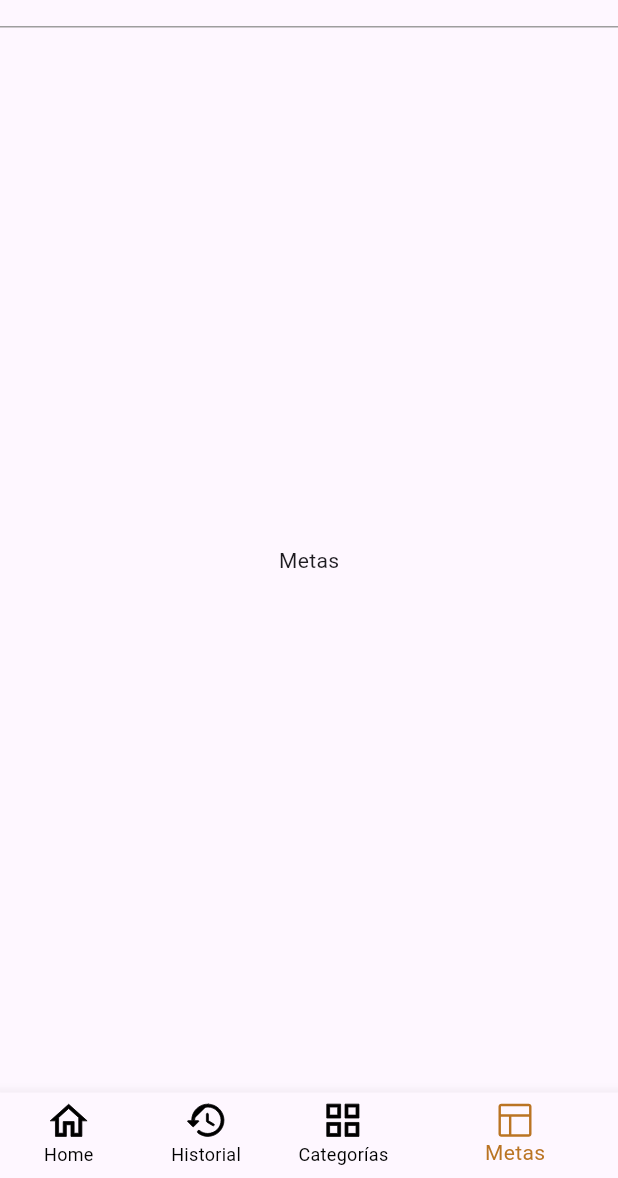
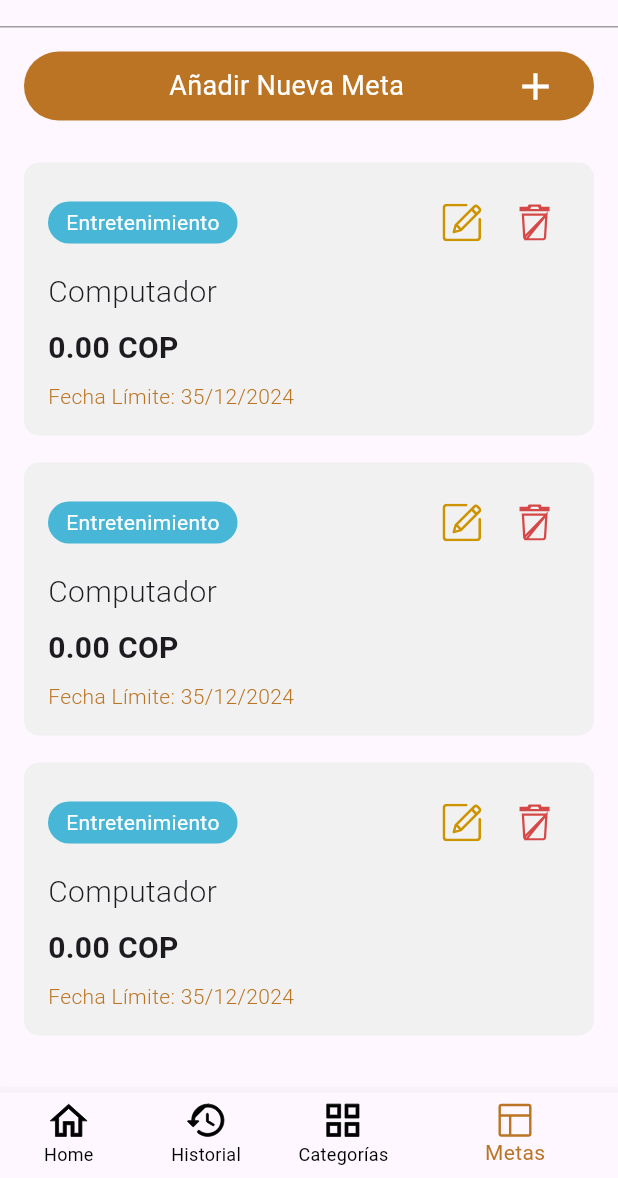
Before and after one commit to Mangutierrez/ClearFinance, a Flutter app: the screen it shows after launch, item 4 of the bottom bar chosen, on a phone screen of 412 x 824 dp, the part 58-1236 px from its top. Run offline on Flutter 3.47's test engine with Material 3 defaults, Android fonts, the phone set to English and light mode, and no system bars; our stand-ins replace flutter_svg, pie_chart.

Commit message:
nueva vista metas

```diff
--- a/lib/screen/category_content.dart
+++ b/lib/screen/category_content.dart
@@ -78,7 +78,11 @@ class CategoryContent extends StatelessWidget {
                 children: [
                   CircleAvatar(
                     backgroundColor: circleColor,
-                    child: SvgPicture.asset(iconPath, color: Colors.white),
+                    child: SizedBox(
+                      width: 24, // Adjust the width as needed
+                      height: 24, // Adjust the height as needed
+                      child: SvgPicture.asset(iconPath, color: Colors.white),
+                    ),
                   ),
                   const SizedBox(width: 16),
                   Text(title, style: const TextStyle(fontSize: 18)),
@@ -99,13 +103,21 @@ class CategoryContent extends StatelessWidget {
                   ),
                   const SizedBox(width: 16),
                   IconButton(
-                    icon: SvgPicture.asset('assets/images/ic_edit.svg', color: Colors.yellow),
+                    icon: SizedBox(
+                      width: 24, // Adjust the width as needed
+                      height: 24, // Adjust the height as needed
+                      child: SvgPicture.asset('assets/images/ic_edit.svg', color: Colors.yellow),
+                    ),
                     onPressed: () {
                       // Edit action here
                     },
                   ),
                   IconButton(
-                    icon: SvgPicture.asset('assets/images/ic_delete.svg', color: Colors.red),
+                    icon: SizedBox(
+                      width: 24, // Adjust the width as needed
+                      height: 24, // Adjust the height as needed
+                      child: SvgPicture.asset('assets/images/ic_delete.svg', color: Colors.red),
+                    ),
                     onPressed: () {
                       // Delete action here
                     },
--- /dev/null
+++ b/lib/screen/goals_content.dart
@@ -0,0 +1,132 @@
+import 'package:flutter/cupertino.dart';
+import 'package:flutter/material.dart';
+import 'package:flutter_svg/flutter_svg.dart';
+
+class GoalsContent extends StatelessWidget {
+  const GoalsContent({super.key});
+
+  @override
+  Widget build(BuildContext context) {
+    return Padding(
+        padding: const EdgeInsets.all(16.0),
+        child: Column(children: [
+          InkWell(
+              onTap: () {},
+              child: Container(
+                  padding: const EdgeInsets.all(8),
+                  decoration: BoxDecoration(
+                    color: const Color(0xFFBA7423),
+                    borderRadius: BorderRadius.circular(50),
+                  ),
+                  child: const Row(
+                    mainAxisAlignment: MainAxisAlignment.spaceBetween,
+                    children: [
+                      Padding(padding: EdgeInsets.symmetric(horizontal: 16)),
+                      Text(
+                        'Añadir Nueva Meta',
+                        style: TextStyle(fontSize: 18, color: Colors.white),
+                      ),
+                      Padding(
+                          padding: EdgeInsets.symmetric(horizontal: 16),
+                          child: Icon(
+                            Icons.add,
+                            color: Colors.white,
+                            size: 30,
+                          )),
+                    ],
+                  ))),
+          const SizedBox(height: 10),
+          Expanded(
+              child: SingleChildScrollView(
+            child: Column(
+              mainAxisSize: MainAxisSize.max,
+              crossAxisAlignment: CrossAxisAlignment.start,
+              children: [
+                const SizedBox(height: 10),
+                _buildGoalsItem(
+                    'Entretenimiento',
+                    'Computador',
+                    '0.00 COP',
+                    '35/12/2024',
+                    const Color(0xFF48B6D6),
+                    const Color(0xFFD64848)),
+                const SizedBox(height: 10),
+                _buildGoalsItem(
+                    'Entretenimiento',
+                    'Computador',
+                    '0.00 COP',
+                    '35/12/2024',
+                    const Color(0xFF48B6D6),
+                    const Color(0xFFD64848)),
+                const SizedBox(height: 10),
+                _buildGoalsItem(
+                    'Entretenimiento',
+                    'Computador',
+                    '0.00 COP',
+                    '35/12/2024',
+                    const Color(0xFF48B6D6),
+                    const Color(0xFFD64848)),
+              ],
+            ),
+          ))
+        ]));
+  }
+
+  Widget _buildGoalsItem(String category, String description, String amount, String date, Color categoryColor, Color typeColor) {
+    return Column(
+      crossAxisAlignment: CrossAxisAlignment.start,
+      children: [
+        const SizedBox(height: 8),
+        Container(
+          padding: const EdgeInsets.all(16),
+          decoration: BoxDecoration(
+            color: const Color(0xFFF1F1F1),
+            borderRadius: BorderRadius.circular(10),
+          ),
+          child: Column(
+            crossAxisAlignment: CrossAxisAlignment.start,
+            children: [
+              Row(
+                children: [
+                  _buildChip(category, categoryColor),
+                  const Spacer(),
+                  IconButton(
+                    icon: SvgPicture.asset('assets/images/ic_edit.svg'),
+                    onPressed: () {},
+                  ),
+                  IconButton(
+                    icon: SvgPicture.asset('assets/images/ic_delete.svg'),
+                    onPressed: () {},
+                  ),
+                ],
+              ),
+              const SizedBox(height: 8),
+              Text(description,
+                  style: const TextStyle(
+                      fontSize: 20, fontWeight: FontWeight.w300)),
+              const SizedBox(height: 8),
+              Text(amount,
+                  style: const TextStyle(
+                      fontSize: 20, fontWeight: FontWeight.bold)),
+              const SizedBox(height: 8),
+              Text('Fecha Límite: $date',
+                  style: const TextStyle(
+                      fontSize: 14, fontWeight: FontWeight.w300, color: Color(0xFFBA7423))),
+            ],
+          ),
+        ),
+      ],
+    );
+  }
+
+  Widget _buildChip(String label, Color color) {
+    return Container(
+      padding: const EdgeInsets.symmetric(horizontal: 12, vertical: 4),
+      decoration: BoxDecoration(
+        color: color,
+        borderRadius: BorderRadius.circular(50),
+      ),
+      child: Text(label, style: const TextStyle(color: Colors.white)),
+    );
+  }
+}
--- a/lib/screen/home_screen.dart
+++ b/lib/screen/home_screen.dart
@@ -1,6 +1,7 @@
 import 'package:clear_finance/screen/history_content.dart';
 import 'package:clear_finance/screen/home_content.dart';
 import 'package:clear_finance/screen/category_content.dart';
+import 'package:clear_finance/screen/goals_content.dart';
 import 'package:flutter/material.dart';
 import 'package:flutter_svg/svg.dart';
 
@@ -19,7 +20,7 @@ class _HomeScreenState extends State<HomeScreen> {
     HomeContent(),
     HistoryContent(),
     CategoryContent(),
-    Text('Metas'),
+    GoalsContent(),
   ];
 
   static const List<String> _appBarTitlePages = <String>[
```
Also changed, not shown: assets/images/ic_salary.svg.
